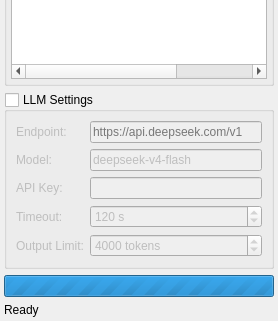
Old version of the form platform/qt/AiGradingDialog.ui in the repository kudanhime/magic-lantern-workbench; both pictures show x 0 to 278 and y 426 to 747 of the 278 by 747 pixel window.
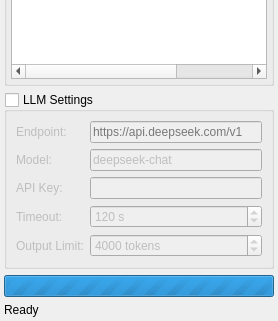
New version of the form.

```diff
--- a/platform/qt/AiGradingDialog.ui
+++ b/platform/qt/AiGradingDialog.ui
@@ -196,7 +196,7 @@
       <item row="1" column="1">
        <widget class="QLineEdit" name="lineEditModel">
         <property name="text">
-         <string>deepseek-v4-flash</string>
+         <string>deepseek-chat</string>
         </property>
        </widget>
       </item>
```
